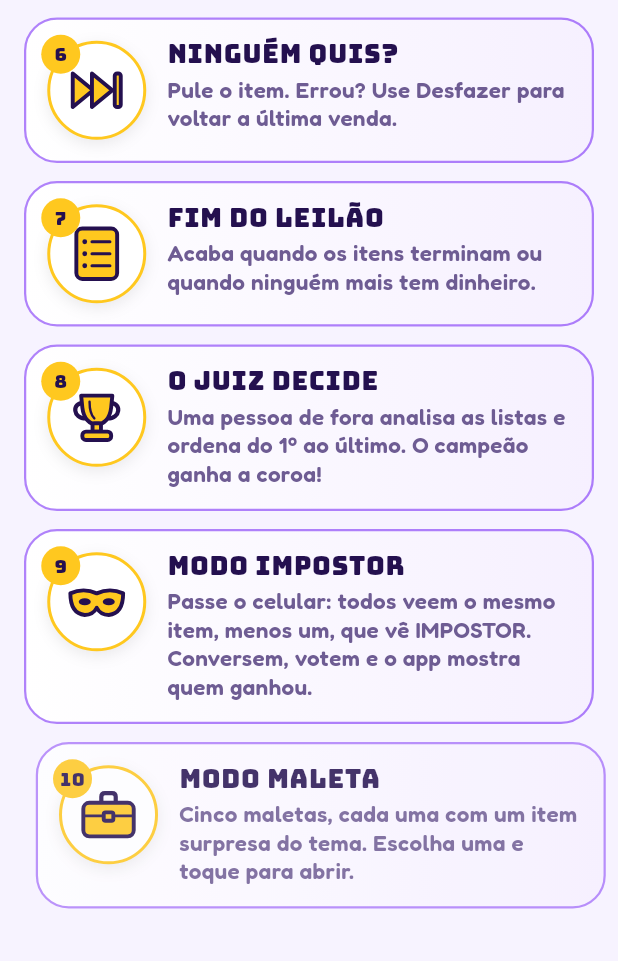
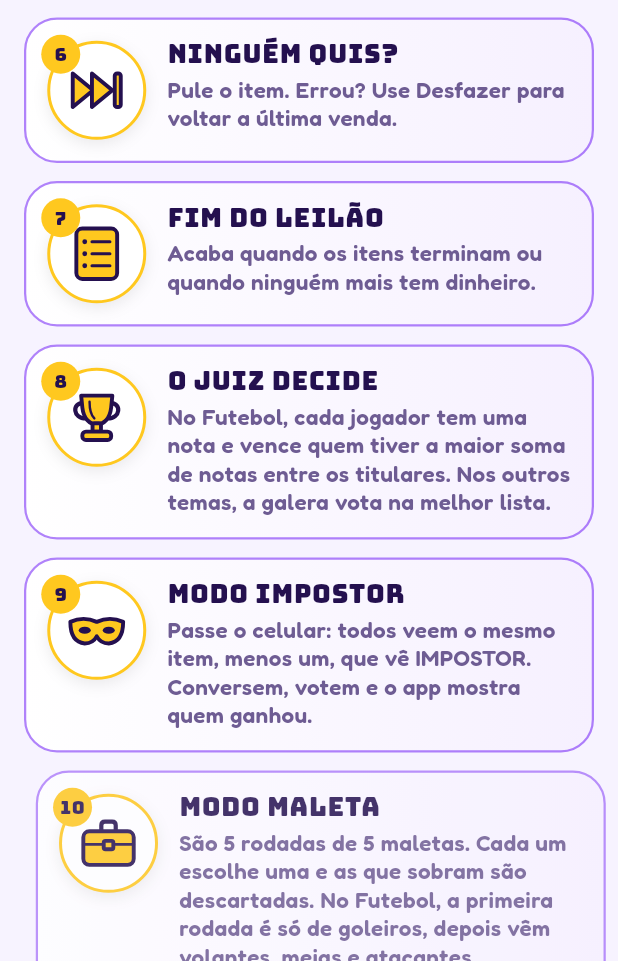
Before and after one commit to MatheusVoz/MatheusVoz, a Flutter app: the HowToPlayScreen screen opened directly, scrolled down 492 dp, on a phone screen of 412 x 824 dp, the part 275-1236 px from its top. Run offline on Flutter 3.47's test engine with Material 3 defaults, Android fonts, the phone set to English and light mode, and no system bars; our stand-ins replace audioplayers, material_ui, shared_preferences; accounts and stored records are empty.

Commit message:
Como jogar: regras novas da maleta e do juiz
Co-Authored-By: Claude Opus 5.5 <noreply@anthropic.com>
Claude-Session: https://claude.ai/code/session_01N1VrAJHqjUqwV87wCvZrPd

```diff
--- a/lance/lib/screens/how_to_play_screen.dart
+++ b/lance/lib/screens/how_to_play_screen.dart
@@ -41,7 +41,7 @@ class HowToPlayScreen extends StatelessWidget {
     (
       LanceIconType.trofeu,
       'O juiz decide',
-      'Uma pessoa de fora analisa as listas e ordena do 1º ao último. O campeão ganha a coroa!',
+      'No Futebol, cada jogador tem uma nota e vence quem tiver a maior soma de notas entre os titulares. Nos outros temas, a galera vota na melhor lista.',
     ),
     (
       LanceIconType.mascara,
@@ -51,7 +51,7 @@ class HowToPlayScreen extends StatelessWidget {
     (
       LanceIconType.maleta,
       'Modo Maleta',
-      'Cinco maletas, cada uma com um item surpresa do tema. Escolha uma e toque para abrir.',
+      'São 5 rodadas de 5 maletas. Cada um escolhe uma e as que sobram são descartadas. No Futebol, a primeira rodada é só de goleiros, depois vêm volantes, meias e atacantes.',
     ),
   ];
 
```
